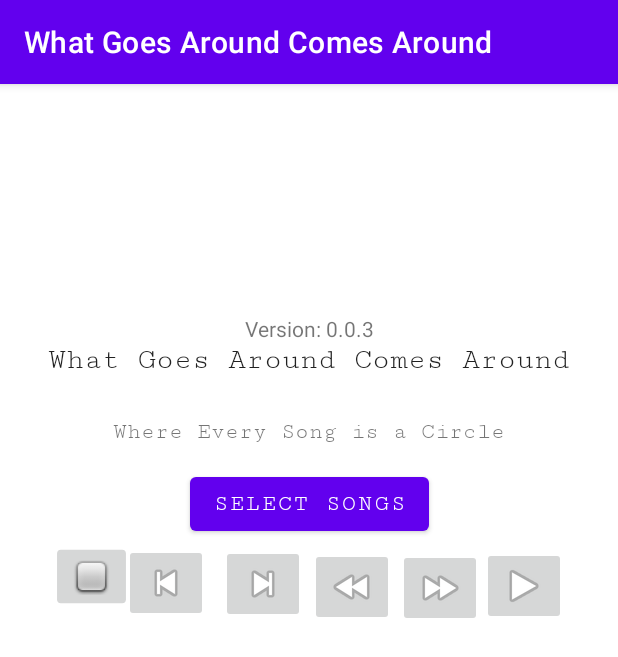
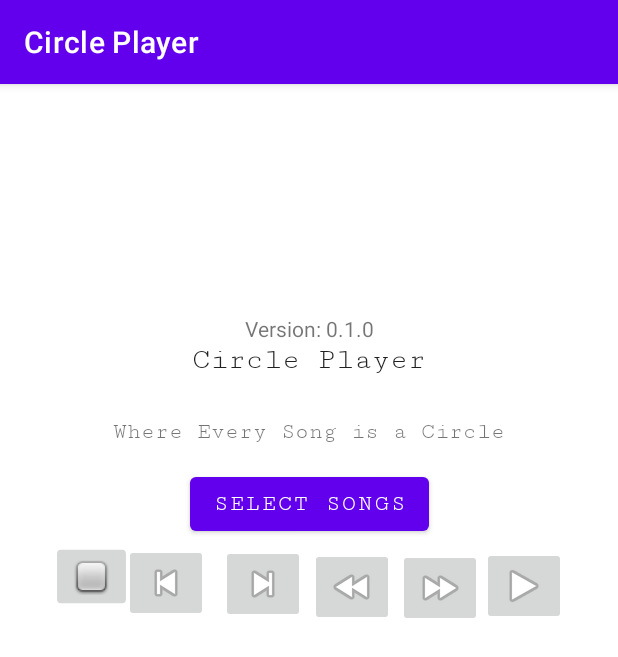
Before and after one commit to CalebEpps/MusicPlayer, an Android app: the screen it shows after launch (MainActivity), on a phone screen of 412 x 824 dp. Shown: the top 657 px of the screen. Run offline under Robolectric (Android 15) with nearby library versions, the phone set to English and light mode, and no system bars; libraries missing offline, so code that uses them is left out: abhishekti7.unicorn.filepicker, org.json.simple; 5 statements that could not run were skipped.

Commit message:
- Fixed a minor bug that occurred when the mediaplayer object was called inside a method instead of the class. - Prepped Buttons for Graphic Design Artist Alessa. :D - Some Minor Code Cleanup and Comments Added
- TODO: Fix Math, Make it pretty, scream.

```diff
--- a/app/src/main/java/com/example/musicplayer/MainActivity.java
+++ b/app/src/main/java/com/example/musicplayer/MainActivity.java
@@ -3,6 +3,7 @@ package com.example.musicplayer;
 import static android.content.ContentValues.TAG;
 
 import android.content.Intent;
+import android.content.pm.ActivityInfo;
 import android.media.MediaPlayer;
 import android.os.Build;
 import android.os.Bundle;
@@ -50,21 +51,17 @@ public class MainActivity extends AppCompatActivity {
 // This boolean is no longer used. It WAS being used for testing purposes regarding the rw and ff functionality
     boolean progressEnable = true;
 
-
-
-
-
-
-
     // onCreate Method for doing... Everything?
     @Override
     protected void onCreate(Bundle savedInstanceState) {
         super.onCreate(savedInstanceState);
         setContentView(R.layout.activity_main);
+// This code locks the phone in portrait mode because FUCK THE INSTANCE STATE STUFF I DON'T HAVE TIME TO IMPLEMENT IT
+        setRequestedOrientation(ActivityInfo.SCREEN_ORIENTATION_PORTRAIT);
 
 
 
-        // Quickly Populates our recycler view song list.
+        // Quickly Populates our recycler view song list... IIIIIIIF there are entries
         songArr = parser.getEntries();
         if(songArr != null) {
             RecyclerView recyclerView = findViewById(R.id.songList);
--- a/app/src/main/java/com/example/musicplayer/ParseSongList.java
+++ b/app/src/main/java/com/example/musicplayer/ParseSongList.java
@@ -25,7 +25,6 @@ import java.util.Iterator;
 
 public class ParseSongList extends AppCompatActivity {
 
-    protected ArrayList<Song> songList = new ArrayList<>();
     String filePathEnd = "";
 
     public ParseSongList() {
@@ -83,16 +82,6 @@ public class ParseSongList extends AppCompatActivity {
             outputStream.close();
 
         }
-/*        // Initialize our JSON file and output stream. This will allow us to write to our file.
-        File initJSONFile = new File(Environment.getExternalStorageDirectory(), filePathEnd);
-        FileOutputStream outputStream = new FileOutputStream(initJSONFile + "/songs.json");
-        byte[] strToBytes = jsonArray.toString().getBytes("utf-8");
-        // Here we just write the bytes of our jsonarray to our output file.
-        outputStream.write(strToBytes);
-        // Close the output file. :)
-        outputStream.close();*/
-
-
     }
 
     // This method is run if the file 'songs.json' already exists in our user's directory.
@@ -151,18 +140,6 @@ public class ParseSongList extends AppCompatActivity {
 
 
             }
-
-/*            for(int i = 0; i < jsonArray.size(); i++) {
-                JSONObject jsonObj = (JSONObject) jsonArray.get(i);
-                String jsonStr = (String) jsonObj.get("songPath");
-                for(int j = 0; j < jsonArray.size(); j++ ) {
-                    JSONObject jsonObj2 = (JSONObject) jsonArray.get(j);
-                    String jsonStr2 = (String) jsonObj2.get("songPath");
-                    if(jsonStr.equals(jsonStr2)) {
-                        jsonArray.remove(jsonObj2);
-                    }
-                }
-            }*/
 
             File initJSONFile = new File(Environment.getExternalStorageDirectory(), filePathEnd);
             FileOutputStream outputStream = new FileOutputStream(initJSONFile + "/songs.json");
--- a/app/src/main/java/com/example/musicplayer/SplashScreen.java
+++ b/app/src/main/java/com/example/musicplayer/SplashScreen.java
@@ -2,6 +2,7 @@ package com.example.musicplayer;
 import static android.content.ContentValues.TAG;
 
 import android.content.Intent;
+import android.content.pm.ActivityInfo;
 import android.content.res.AssetFileDescriptor;
 import android.media.MediaPlayer;
 import android.os.Bundle;
@@ -17,12 +18,19 @@ import androidx.appcompat.app.AppCompatActivity;
 
 
 public class SplashScreen extends AppCompatActivity {
+
+
     Handler handler;
+    MediaPlayer mp = new MediaPlayer();
 
     @Override
     protected void onCreate(Bundle savedInstanceState) {
         super.onCreate(savedInstanceState);
         setContentView(R.layout.splash_layout);
+// This code locks the phone in portrait mode because FUCK THE INSTANCE STATE STUFF I DON'T HAVE TIME TO IMPLEMENT IT
+        setRequestedOrientation(ActivityInfo.SCREEN_ORIENTATION_PORTRAIT);
+
+
         // This is the code for the fade out animation
         AlphaAnimation fadeOut = new AlphaAnimation(1.0f, 0.0f);
         fadeOut.setDuration(500);
@@ -53,7 +61,7 @@ public class SplashScreen extends AppCompatActivity {
         });
 
 
-        MediaPlayer mp = new MediaPlayer();
+
         try {
             // This code opens our mp3 to play at startup from the assets folder.
             AssetFileDescriptor descriptor = this.getAssets().openFd("startup_sound.mp3");
@@ -72,6 +80,13 @@ public class SplashScreen extends AppCompatActivity {
             }
         });
 
+        mp.setOnCompletionListener(new MediaPlayer.OnCompletionListener() {
+            @Override
+            public void onCompletion(MediaPlayer mediaPlayer) {
+                mp.release();
+            }
+        });
+
 
 
 
@@ -83,7 +98,7 @@ public class SplashScreen extends AppCompatActivity {
             public void run() {
                 tttLogo.startAnimation(fadeOut);
             }
-        }, 4000);
+        }, 6000);
 
 // This code tells our program to delay the main activity's launch for a few seconds.
         handler.postDelayed(new Runnable() {
@@ -93,7 +108,7 @@ public class SplashScreen extends AppCompatActivity {
                 startActivity(intent);
                 finish();
             }
-        }, 5000);
+        }, 7000);
 
     }
 }
--- a/app/src/main/res/layout/activity_main.xml
+++ b/app/src/main/res/layout/activity_main.xml
@@ -4,7 +4,8 @@
     xmlns:tools="http://schemas.android.com/tools"
     android:layout_width="match_parent"
     android:layout_height="match_parent"
-    tools:context=".MainActivity">
+    tools:context=".MainActivity"
+    android:screenOrientation="portrait">
 
     <TextView
         android:id="@+id/textView2"
--- a/app/src/main/res/layout/splash_layout.xml
+++ b/app/src/main/res/layout/splash_layout.xml
@@ -5,11 +5,7 @@
     android:layout_width="match_parent"
     android:layout_height="match_parent"
     tools:context=".SplashScreen"
-    android:fromAlpha="1.0"
-    android:toAlpha="0.0"
-    android:duration="1000"
-    android:repeatCount="infinite"
-    android:repeatMode="reverse">
+    android:screenOrientation="portrait">
 
     <ImageView
         android:id="@+id/tttLogo"
--- a/app/src/main/res/values/strings.xml
+++ b/app/src/main/res/values/strings.xml
@@ -1,6 +1,6 @@
 <resources>
-    <string name="main_name">What Goes Around Comes Around</string>
+    <string name="main_name">Circle Player</string>
     <string name="second_main_name">Where Every Song is a Circle</string>
     <string name="select_file_button">Select Songs</string>
-    <string name="version">Version: 0.0.3</string>
+    <string name="version">Version: 0.1.0</string>
 </resources>
```
Also changed, not shown: app/src/main/AndroidManifest.xml (+7 -4 lines).
